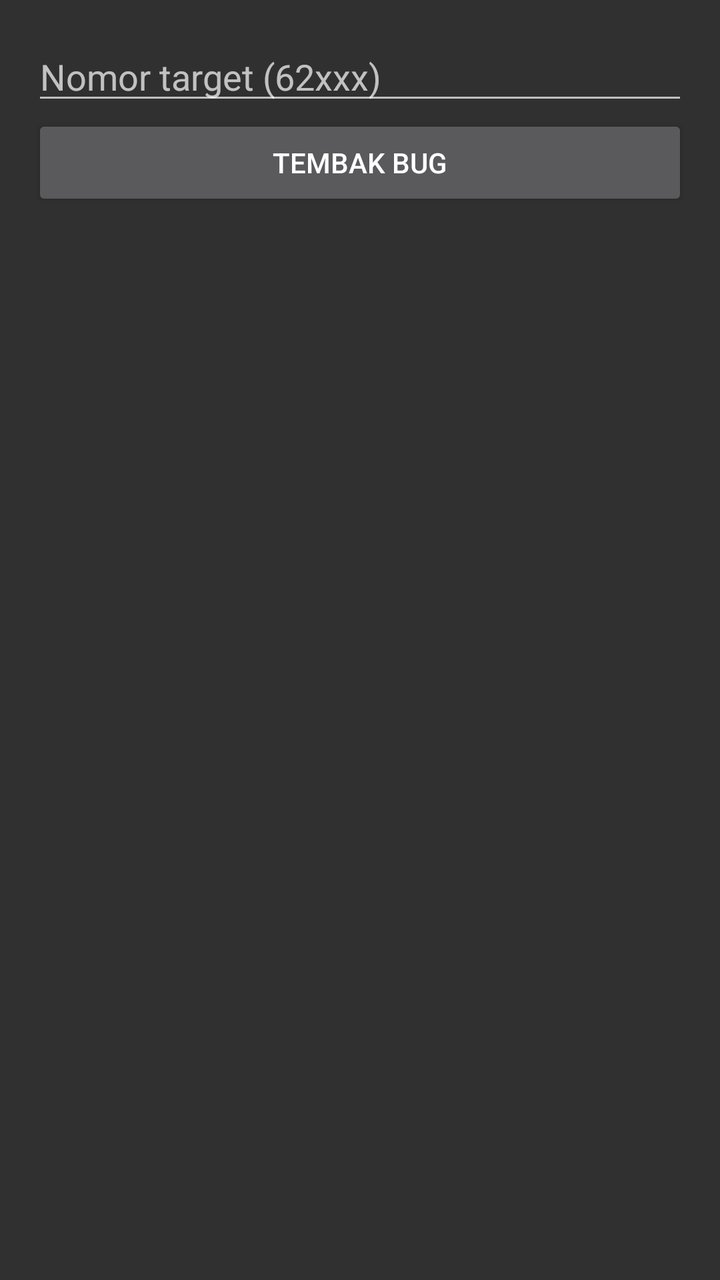
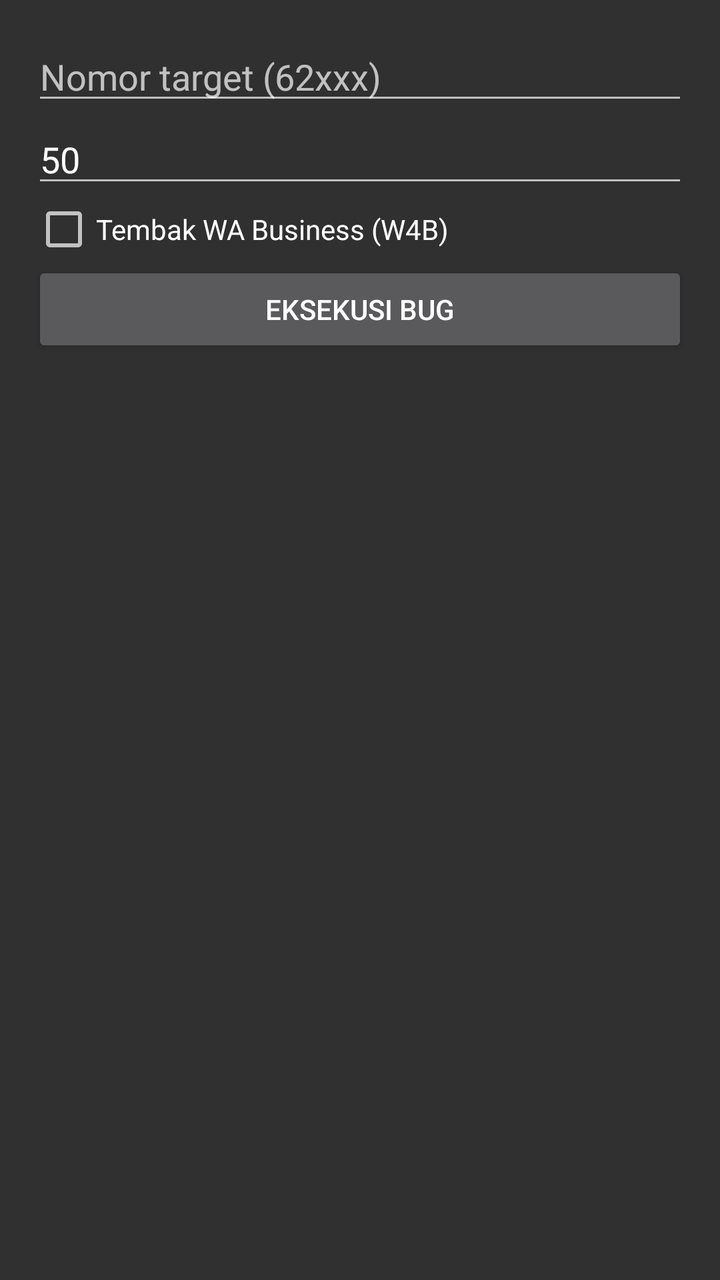

The first picture is an Android layout as it rendered before a commit; the second is the same layout after the commit. The layout source and the unified diff follow.
<!-- AndroidManifest.xml: application theme Theme.AppCompat.NoActionBar -->
<!-- res/layout/activity_main.xml -->
<?xml version="1.0" encoding="utf-8"?>
<LinearLayout xmlns:android="http://schemas.android.com/apk/res/android"
    android:orientation="vertical"
    android:padding="16dp"
    android:layout_width="match_parent"
    android:layout_height="match_parent">

    <EditText
        android:id="@+id/target"
        android:hint="Nomor target (62xxx)"
        android:inputType="phone"
        android:layout_width="match_parent"
        android:layout_height="wrap_content"/>

    <Button
        android:id="@+id/kirim"
        android:text="TEMBAK BUG"
        android:layout_width="match_parent"
        android:layout_height="wrap_content"/>
</LinearLayout>
<!-- resources referenced by this layout -->
<resources>

</resources>

<!-- the commit's change to res/layout/activity_main.xml (unified diff, before → after) -->
@@ -12,9 +12,23 @@
         android:layout_width="match_parent"
         android:layout_height="wrap_content"/>
 
+    <EditText
+        android:id="@+id/delay"
+        android:hint="Delay (ms) - isi 0 buat brutal"
+        android:inputType="number"
+        android:text="50"
+        android:layout_width="match_parent"
+        android:layout_height="wrap_content"/>
+
+    <CheckBox
+        android:id="@+id/wa_bisnis"
+        android:text="Tembak WA Business (W4B)"
+        android:layout_width="match_parent"
+        android:layout_height="wrap_content"/>
+
     <Button
         android:id="@+id/kirim"
-        android:text="TEMBAK BUG"
+        android:text="EKSEKUSI BUG"
         android:layout_width="match_parent"
         android:layout_height="wrap_content"/>
 </LinearLayout>
